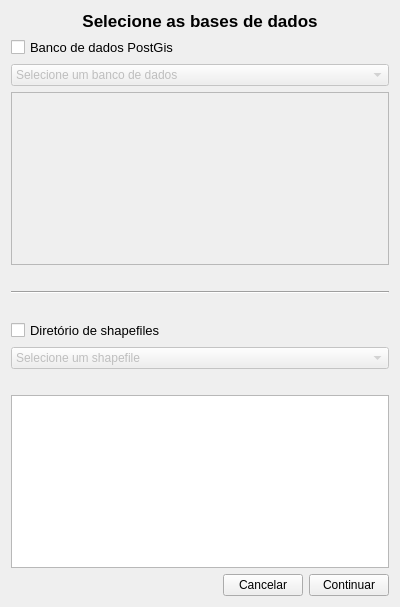
Qt form screens/select_databases.ui (spuhub/prisma) before a commit.
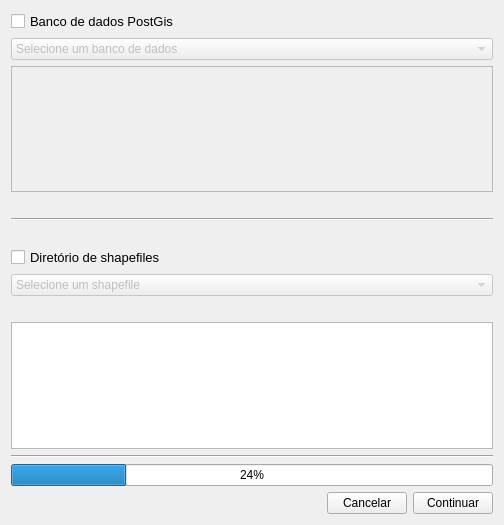
The same form after that commit.

```diff
--- a/screens/select_databases.ui
+++ b/screens/select_databases.ui
@@ -6,37 +6,14 @@
    <rect>
     <x>0</x>
     <y>0</y>
-    <width>400</width>
-    <height>607</height>
+    <width>504</width>
+    <height>525</height>
    </rect>
   </property>
   <property name="windowTitle">
    <string>Form</string>
   </property>
   <layout class="QVBoxLayout" name="verticalLayout_2">
-   <item>
-    <layout class="QVBoxLayout" name="verticalLayout_3"/>
-   </item>
-   <item>
-    <widget class="QLabel" name="label">
-     <property name="font">
-      <font>
-       <pointsize>13</pointsize>
-       <weight>75</weight>
-       <bold>true</bold>
-      </font>
-     </property>
-     <property name="text">
-      <string>Selecione as bases de dados</string>
-     </property>
-     <property name="alignment">
-      <set>Qt::AlignCenter</set>
-     </property>
-    </widget>
-   </item>
-   <item>
-    <layout class="QVBoxLayout" name="verticalLayout_4"/>
-   </item>
    <item>
     <layout class="QVBoxLayout" name="verticalLayout">
      <item>
@@ -145,6 +122,33 @@
    <item>
     <widget class="QListWidget" name="list_shapefile"/>
    </item>
+   <item>
+    <spacer name="verticalSpacer_2">
+     <property name="orientation">
+      <enum>Qt::Vertical</enum>
+     </property>
+     <property name="sizeHint" stdset="0">
+      <size>
+       <width>20</width>
+       <height>40</height>
+      </size>
+     </property>
+    </spacer>
+   </item>
+   <item>
+    <widget class="Line" name="line_2">
+     <property name="orientation">
+      <enum>Qt::Horizontal</enum>
+     </property>
+    </widget>
+   </item>
+   <item>
+    <widget class="QProgressBar" name="progressBar">
+     <property name="value">
+      <number>24</number>
+     </property>
+    </widget>
+   </item>
    <item>
     <spacer name="verticalSpacer">
      <property name="orientation">
@@ -158,6 +162,19 @@
      </property>
     </spacer>
    </item>
+   <item>
+    <spacer name="verticalSpacer_3">
+     <property name="orientation">
+      <enum>Qt::Vertical</enum>
+     </property>
+     <property name="sizeHint" stdset="0">
+      <size>
+       <width>20</width>
+       <height>40</height>
+      </size>
+     </property>
+    </spacer>
+   </item>
    <item>
     <layout class="QHBoxLayout" name="horizontalLayout_5">
      <item>
```
Left out of the diff: 2 changed lines with no effect on the pictures.
